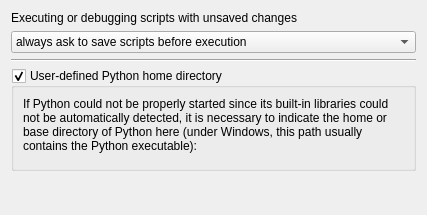
This is Qitom/ui/widgetPropPythonGeneral.ui in itom-project/itom as Qt 5 draws it before an edit. The edited form follows.
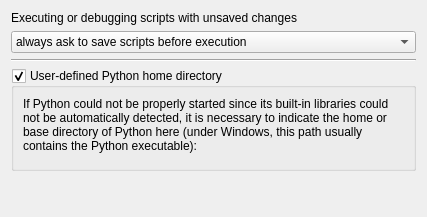
This is the edited form. Custom widgets are drawn as their Qt base class.

What changed in the file:
```diff
--- a/Qitom/ui/widgetPropPythonGeneral.ui
+++ b/Qitom/ui/widgetPropPythonGeneral.ui
@@ -7,7 +7,7 @@
     <x>0</x>
     <y>0</y>
     <width>397</width>
-    <height>215</height>
+    <height>217</height>
    </rect>
   </property>
   <property name="windowTitle">
```
